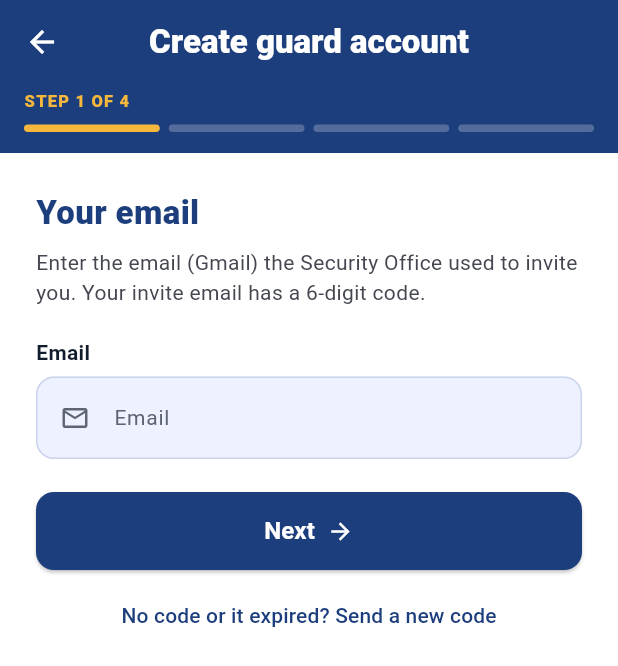
After one commit to Itzmejian/UCU-ParkPermit, a Flutter app: the GuardCreateAccountScreen screen opened directly, on a phone screen of 412 x 824 dp. The commit adds this screen. Shown: the top 666 px of the screen. Run offline on Flutter 3.47's test engine with Material 3 defaults, Android fonts, the phone set to English and light mode, and no system bars; our stand-ins replace connectivity_plus, file_picker, flutter_image_compress, image_picker, pdf, permission_handler and 2 more; missing offline and left inert: google_mlkit_text_recognition, mobile_scanner; accounts and stored records are empty.

Commit message:
Guard: create account screen (email, code, confirm details, password)

```diff
--- /dev/null
+++ b/lib/screens/guard/guard_create_account_screen.dart
@@ -0,0 +1,480 @@
+import 'package:flutter/material.dart';
+import 'package:supabase_flutter/supabase_flutter.dart';
+import '../../core/app_colors.dart';
+import '../../services/guard_service.dart';
+import '../../widgets/app_buttons.dart';
+import '../../widgets/app_text_field.dart';
+import '../../widgets/otp_input.dart';
+
+/// A guard creates their account after the Security Office invites them:
+/// 1 email, 2 the 6-digit code from the invite email, 3 check the details
+/// the admin entered, 4 create a password.
+///
+/// Pops with the guard's email when the account is ready.
+class GuardCreateAccountScreen extends StatefulWidget {
+  const GuardCreateAccountScreen({super.key, this.email = ''});
+
+  final String email;
+
+  @override
+  State<GuardCreateAccountScreen> createState() => _GuardCreateAccountScreenState();
+}
+
+class _GuardCreateAccountScreenState extends State<GuardCreateAccountScreen> {
+  late final TextEditingController _email = TextEditingController(text: widget.email);
+  final _code = TextEditingController();
+  final _pw = TextEditingController();
+  final _pw2 = TextEditingController();
+
+  int _step = 0; // 0 email, 1 code, 2 details, 3 password
+  bool _busy = false;
+  String? _error;
+  String? _info;
+  Map<String, dynamic> _profile = {};
+
+  SupabaseClient get _c => Supabase.instance.client;
+
+  static const _titles = ['Your email', 'Enter the code', 'Check your details', 'Create your password'];
+
+  @override
+  void dispose() {
+    for (final c in [_email, _code, _pw, _pw2]) {
+      c.dispose();
+    }
+    super.dispose();
+  }
+
+  String _msg(Object e) {
+    final raw = e is AuthException ? e.message : (e is PostgrestException ? e.message : e.toString());
+    final m = raw.toLowerCase();
+    if (raw.contains('NOT_GUARD')) {
+      return 'This email has no guard invite. Ask the Security Office to invite you first.';
+    }
+    if (m.contains('rate') || m.contains('seconds') || m.contains('security purposes')) {
+      return 'Please wait a minute before trying again.';
+    }
+    if (m.contains('expired') || m.contains('invalid') || m.contains('token')) {
+      return 'The code is wrong or expired. Check the email again or send a new code.';
+    }
+    if (m.contains('same')) return 'Use a different password.';
+    if (m.contains('weak') || m.contains('at least')) return 'Use at least 8 characters.';
+    if (m.contains('socket') || m.contains('failed host') || m.contains('network')) {
+      return 'No internet connection. Please try again.';
+    }
+    return 'Something went wrong. Please try again.';
+  }
+
+  Future<bool> _run(Future<void> Function() action) async {
+    setState(() {
+      _busy = true;
+      _error = null;
+      _info = null;
+    });
+    try {
+      await action();
+      if (mounted) setState(() => _busy = false);
+      return true;
+    } catch (e) {
+      if (mounted) {
+        setState(() {
+          _busy = false;
+          _error = _msg(e);
+        });
+      }
+      return false;
+    }
+  }
+
+  Future<void> _signOutQuietly() async {
+    try {
+      await _c.auth.signOut();
+    } catch (_) {}
+  }
+
+  // ---------- step 1: email ----------
+
+  void _next() {
+    if (!RegExp(r'^[^\s@]+@[^\s@]+\.[^\s@]+$').hasMatch(_email.text.trim())) {
+      setState(() => _error = 'Enter the email the Security Office used for your invite.');
+      return;
+    }
+    _code.clear();
+    setState(() {
+      _error = null;
+      _info = null;
+      _step = 1;
+    });
+  }
+
+  Future<void> _sendNewCode() async {
+    final ok = await _run(() => _c.auth.resetPasswordForEmail(_email.text.trim().toLowerCase()));
+    if (ok && mounted) {
+      _code.clear();
+      setState(() {
+        _info = 'A new 6-digit code was sent to ${_email.text.trim()}.';
+        _step = 1;
+      });
+    }
+  }
+
+  // ---------- step 2: code ----------
+
+  Future<void> _verify() async {
+    final code = _code.text.trim();
+    if (!RegExp(r'^\d{6}$').hasMatch(code)) {
+      setState(() => _error = 'Enter the 6-digit code.');
+      return;
+    }
+    String? stop;
+    final ok = await _run(() async {
+      await _c.auth.verifyOTP(type: OtpType.recovery, email: _email.text.trim().toLowerCase(), token: code);
+      try {
+        _profile = await GuardService.myProfile();
+      } catch (e) {
+        await _signOutQuietly();
+        rethrow;
+      }
+      if (_profile['active'] != true) {
+        await _signOutQuietly();
+        stop = 'Your guard account is deactivated. Contact the Security Office.';
+      }
+    });
+    if (!mounted || !ok) return;
+    if (stop != null) {
+      setState(() => _error = stop);
+      return;
+    }
+    setState(() => _step = 2);
+  }
+
+  // ---------- step 3: details ----------
+
+  Future<void> _wrongDetails() async {
+    await showDialog<void>(
+      context: context,
+      builder: (ctx) => AlertDialog(
+        title: const Text('Details not correct?'),
+        content: const Text(
+          'Please tell the Campus Security Office what is wrong. They will fix your details '
+          'on the admin website and send you a new code. Then come back here and tap '
+          '"Create guard account" again.',
+        ),
+        actions: [
+          FilledButton(onPressed: () => Navigator.pop(ctx), child: const Text('OK')),
+        ],
+      ),
+    );
+    await _signOutQuietly();
+    if (mounted) Navigator.pop(context);
+  }
+
+  // ---------- step 4: password ----------
+
+  Future<void> _save() async {
+    if (_pw.text.length < 8) {
+      setState(() => _error = 'Your password needs at least 8 characters.');
+      return;
+    }
+    if (_pw.text != _pw2.text) {
+      setState(() => _error = 'The passwords do not match.');
+      return;
+    }
+    final ok = await _run(() async {
+      await _c.auth.updateUser(UserAttributes(password: _pw.text));
+      await GuardService.markActivated();
+      await _signOutQuietly();
+    });
+    if (ok && mounted) Navigator.pop(context, _email.text.trim().toLowerCase());
+  }
+
+  Future<void> _leave() async {
+    if (_step >= 2) await _signOutQuietly();
+    if (mounted) Navigator.pop(context);
+  }
+
+  void _back() {
+    if (_busy) return;
+    if (_step == 1) {
+      setState(() {
+        _step = 0;
+        _error = null;
+        _info = null;
+      });
+    } else {
+      _leave();
+    }
+  }
+
+  // ---------- UI ----------
+
+  Widget _stepBar() {
+    return Row(
+      children: [
+        for (var i = 0; i < 4; i++) ...[
+          Expanded(
+            child: Container(
+              height: 5,
+              decoration: BoxDecoration(
+                color: i <= _step ? AppColors.gold : Colors.white24,
+                borderRadius: BorderRadius.circular(3),
+              ),
+            ),
+          ),
+          if (i < 3) const SizedBox(width: 6),
+        ],
+      ],
+    );
+  }
+
+  Widget _detailRow(IconData icon, String label, dynamic value) {
+    final v = (value ?? '').toString().trim();
+    return Padding(
+      padding: const EdgeInsets.symmetric(vertical: 9),
+      child: Row(
+        crossAxisAlignment: CrossAxisAlignment.start,
+        children: [
+          Icon(icon, size: 20, color: AppColors.navy),
+          const SizedBox(width: 12),
+          Expanded(
+            child: Column(
+              crossAxisAlignment: CrossAxisAlignment.start,
+              children: [
+                Text(label, style: const TextStyle(fontSize: 12, color: AppColors.textHint)),
+                const SizedBox(height: 2),
+                Text(
+                  v.isEmpty ? 'Not set' : v,
+                  style: TextStyle(
+                    fontSize: 15,
+                    fontWeight: FontWeight.w700,
+                    color: v.isEmpty ? AppColors.textHint : AppColors.textDark,
+                  ),
+                ),
+              ],
+            ),
+          ),
+        ],
+      ),
+    );
+  }
+
+  Widget _body() {
+    switch (_step) {
+      case 0:
+        return Column(
+          crossAxisAlignment: CrossAxisAlignment.stretch,
+          children: [
+            const Text(
+              'Enter the email (Gmail) the Security Office used to invite you. '
+              'Your invite email has a 6-digit code.',
+              style: TextStyle(fontSize: 14, height: 1.45, color: AppColors.textMuted),
+            ),
+            const SizedBox(height: 20),
+            AppTextField(
+              label: 'Email',
+              hint: 'yourname@gmail.com',
+              icon: Icons.mail_outline,
+              controller: _email,
+              keyboardType: TextInputType.emailAddress,
+              textInputAction: TextInputAction.done,
+              onSubmitted: (_) => _next(),
+            ),
+            const SizedBox(height: 22),
+            PrimaryButton(label: 'Next', showArrow: true, isLoading: _busy, onPressed: _next),
+            const SizedBox(height: 6),
+            Center(
+              child: TextButton(
+                onPressed: _busy
+                    ? null
+                    : () {
+                        if (!_email.text.contains('@')) {
+                          setState(() => _error = 'Enter your email first.');
+                          return;
+                        }
+                        _sendNewCode();
+                      },
+                child: const Text('No code or it expired? Send a new code'),
+              ),
+            ),
+          ],
+        );
+      case 1:
+        return Column(
+          crossAxisAlignment: CrossAxisAlignment.stretch,
+          children: [
+            Text(
+              'Enter the 6-digit code sent to ${_email.text.trim()}. '
+              'The email may say "Reset password". Check your Spam folder too.',
+              style: const TextStyle(fontSize: 14, height: 1.45, color: AppColors.textMuted),
+            ),
+            const SizedBox(height: 22),
+            OtpInput(
+              controller: _code,
+              hasError: _error != null,
+              enabled: !_busy,
+              onCompleted: (_) => _verify(),
+            ),
+            const SizedBox(height: 24),
+            PrimaryButton(label: 'Verify code', isLoading: _busy, onPressed: _verify),
+            const SizedBox(height: 6),
+            Center(
+              child: TextButton(
+                onPressed: _busy ? null : _sendNewCode,
+                child: const Text('Send a new code'),
+              ),
+            ),
+          ],
+        );
+      case 2:
+        return Column(
+          crossAxisAlignment: CrossAxisAlignment.stretch,
+          children: [
+            const Text(
+              'These are the details the Campus Security Office entered for you. '
+              'Check that everything is correct before you continue.',
+              style: TextStyle(fontSize: 14, height: 1.45, color: AppColors.textMuted),
+            ),
+            const SizedBox(height: 16),
+            Container(
+              padding: const EdgeInsets.fromLTRB(16, 8, 16, 8),
+              decoration: BoxDecoration(
+                color: AppColors.inputFill,
+                borderRadius: BorderRadius.circular(14),
+                border: Border.all(color: AppColors.border),
+              ),
+              child: Column(
+                children: [
+                  _detailRow(Icons.person_outline, 'Full name', _profile['full_name']),
+                  _detailRow(Icons.mail_outline, 'Email', _profile['email']),
+                  _detailRow(Icons.badge_outlined, 'Guard ID no.', _profile['id_no']),
+                  _detailRow(Icons.phone_outlined, 'Mobile number', _profile['phone']),
+                  _detailRow(Icons.location_on_outlined, 'Assigned post / gate', _profile['post']),
+                  _detailRow(Icons.schedule, 'Shift', _profile['shift']),
+                  _detailRow(Icons.home_outlined, 'Home address', _profile['address']),
+                ],
+              ),
+            ),
+            const SizedBox(height: 22),
+            PrimaryButton(
+              label: 'Yes, these are correct',
+              showArrow: true,
+              onPressed: () => setState(() {
+                _error = null;
+                _step = 3;
+              }),
+            ),
+            const SizedBox(height: 10),
+            SecondaryButton(label: 'Something is wrong', onPressed: _wrongDetails),
+          ],
+        );
+      default:
+        return Column(
+          crossAxisAlignment: CrossAxisAlignment.stretch,
+          children: [
+            Text(
+              'Last step, ${(_profile['full_name'] ?? '').toString().split(' ').first}. '
+              'Create the password you will use to log in as a guard.',
+              style: const TextStyle(fontSize: 14, height: 1.45, color: AppColors.textMuted),
+            ),
+            const SizedBox(height: 20),
+            AppTextField(
+              label: 'Password',
+              hint: 'At least 8 characters',
+              icon: Icons.lock_outline,
+              controller: _pw,
+              isPassword: true,
+              textInputAction: TextInputAction.next,
+            ),
+            const SizedBox(height: 16),
+            AppTextField(
+              label: 'Confirm password',
+              hint: 'Type it again',
+              icon: Icons.lock_outline,
+              controller: _pw2,
+              isPassword: true,
+              textInputAction: TextInputAction.done,
+              onSubmitted: (_) => _save(),
+            ),
+            const SizedBox(height: 22),
+            PrimaryButton(label: 'Create account', isLoading: _busy, onPressed: _save),
+          ],
+        );
+    }
+  }
+
+  @override
+  Widget build(BuildContext context) {
+    return PopScope(
+      canPop: false,
+      onPopInvokedWithResult: (didPop, _) {
+        if (!didPop) _back();
+      },
+      child: Scaffold(
+        backgroundColor: Colors.white,
+        appBar: AppBar(
+          backgroundColor: AppColors.navy,
+          foregroundColor: Colors.white,
+          leading: IconButton(icon: const Icon(Icons.arrow_back), onPressed: _back),
+          title: const Text('Create guard account', style: TextStyle(fontWeight: FontWeight.w800)),
+          bottom: PreferredSize(
+            preferredSize: const Size.fromHeight(46),
+            child: Padding(
+              padding: const EdgeInsets.fromLTRB(16, 0, 16, 14),
+              child: Column(
+                crossAxisAlignment: CrossAxisAlignment.start,
+                children: [
+                  Text(
+                    'STEP ${_step + 1} OF 4',
+                    style: const TextStyle(
+                      fontSize: 11,
+                      fontWeight: FontWeight.w800,
+                      letterSpacing: 0.8,
+                      color: AppColors.gold,
+                    ),
+                  ),
+                  const SizedBox(height: 8),
+                  _stepBar(),
+                ],
+              ),
+            ),
+          ),
+        ),
+        body: SafeArea(
+          child: SingleChildScrollView(
+            padding: const EdgeInsets.fromLTRB(24, 24, 24, 24),
+            child: Column(
+              crossAxisAlignment: CrossAxisAlignment.stretch,
+              children: [
+                Text(
+                  _titles[_step],
+                  style: const TextStyle(fontSize: 22, fontWeight: FontWeight.w800, color: AppColors.navy),
+                ),
+                const SizedBox(height: 8),
+                if (_info != null)
+                  Container(
+                    margin: const EdgeInsets.only(bottom: 12),
+                    padding: const EdgeInsets.all(12),
+                    decoration: BoxDecoration(
+                      color: AppColors.successLight,
+                      borderRadius: BorderRadius.circular(12),
+                    ),
+                    child: Text(_info!, style: const TextStyle(color: AppColors.success, fontSize: 13)),
+                  ),
+                if (_error != null)
+                  Container(
+                    margin: const EdgeInsets.only(bottom: 12),
+                    padding: const EdgeInsets.all(12),
+                    decoration: BoxDecoration(
+                      color: AppColors.errorLight,
+                      borderRadius: BorderRadius.circular(12),
+                    ),
+                    child: Text(_error!, style: const TextStyle(color: AppColors.error, fontSize: 13)),
+                  ),
+                _body(),
+              ],
+            ),
+          ),
+        ),
+      ),
+    );
+  }
+}
--- a/lib/screens/guard/guard_login_screen.dart
+++ b/lib/screens/guard/guard_login_screen.dart
@@ -3,6 +3,7 @@ import '../../core/app_colors.dart';
 import '../../services/guard_service.dart';
 import '../../widgets/app_buttons.dart';
 import '../../widgets/app_text_field.dart';
+import 'guard_create_account_screen.dart';
 import 'guard_forgot_password.dart';
 import 'guard_help_screen.dart';
 
@@ -48,6 +49,22 @@ class _GuardLoginScreenState extends State<GuardLoginScreen> {
       return;
     }
     Navigator.pushNamedAndRemoveUntil(context, kGuardRoute, (route) => false);
+  }
+
+  Future<void> _createAccount() async {
+    final email = await Navigator.push<String>(
+      context,
+      MaterialPageRoute(builder: (_) => GuardCreateAccountScreen(email: _email.text.trim())),
+    );
+    if (email == null || !mounted) return;
+    setState(() {
+      _email.text = email;
+      _password.clear();
+      _error = null;
+    });
+    ScaffoldMessenger.of(context).showSnackBar(
+      const SnackBar(content: Text('Account created. Log in with your email and new password.')),
+    );
   }
 
   @override
@@ -161,9 +178,9 @@ class _GuardLoginScreenState extends State<GuardLoginScreen> {
                   const SizedBox(height: 6),
                   const SizedBox(height: 4),
                   OutlinedButton.icon(
-                    onPressed: () => showGuardForgotDialog(context, email: _email.text.trim(), activate: true),
-                    icon: const Icon(Icons.mark_email_read_outlined, size: 20),
-                    label: const Text('Activate my guard account'),
+                    onPressed: _createAccount,
+                    icon: const Icon(Icons.person_add_alt_1_outlined, size: 20),
+                    label: const Text('Create guard account (I have a code)'),
                     style: OutlinedButton.styleFrom(
                       foregroundColor: AppColors.navy,
                       minimumSize: const Size.fromHeight(48),
--- a/lib/services/guard_service.dart
+++ b/lib/services/guard_service.dart
@@ -5,7 +5,7 @@ import '../core/supabase_config.dart';
 const String kGuardRoute = '/guard';
 
 /// Security guards: log in, check a sticker, and see the owner's ID photo.
-/// Guard accounts are added by the developer in Supabase (public.guards).
+/// Guard accounts are invited by the Security Office from the admin website.
 class GuardService {
   GuardService._();
 
@@ -54,6 +54,17 @@ class GuardService {
     try {
       await _c.auth.signOut();
     } catch (_) {}
+  }
+
+  /// The details the Security Office entered for this guard.
+  static Future<Map<String, dynamic>> myProfile() async {
+    final r = await _c.rpc('guard_my_profile');
+    return Map<String, dynamic>.from(r as Map);
+  }
+
+  /// Records that the guard finished creating the account.
+  static Future<void> markActivated() async {
+    await _c.rpc('guard_mark_activated');
   }
 
   static Future<String> guardName() async {
```
